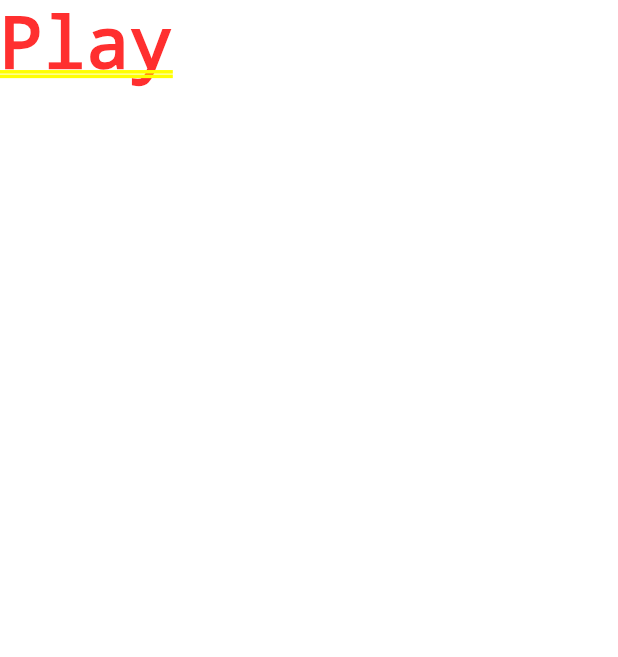
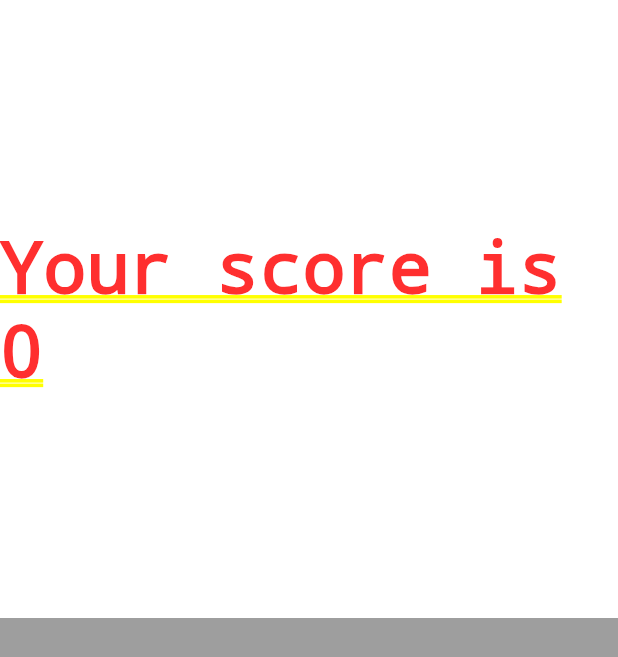
Before and after one commit to kihyeonkwon/to-the-g, a Flutter app: the screen it shows after launch, after a tap on "해볼까예?", on a phone screen of 412 x 824 dp. Shown: the top 657 px of the screen. Run offline on Flutter 3.47's test engine with Material 2 defaults, Android fonts, the phone set to English and light mode, and no system bars; our stand-ins replace animated_text_kit.

Commit message:
Add tap function

```diff
--- a/lib/screens/play.dart
+++ b/lib/screens/play.dart
@@ -1,4 +1,5 @@
 import 'package:flutter/material.dart';
+import 'dart:async';
 
 class Play extends StatefulWidget {
   static const String id = "/play";
@@ -9,10 +10,47 @@ class Play extends StatefulWidget {
 }
 
 class _PlayState extends State<Play> {
+  int score = 0;
+  var _isPlaying = false;
+  late Timer _timer;
+
+  void handleTapDown(e) {
+    score = 0;
+    _timer = Timer.periodic(Duration(milliseconds: 10), (t) {
+      setState(() {
+        score++;
+      });
+    });
+  }
+
+  void handleTapUp(e) {
+    print("hadle up");
+    _timer.cancel();
+  }
+
   @override
   Widget build(BuildContext context) {
-    return Container(
-      child: Text('Play'),
+    return SafeArea(
+      child: Container(
+        color: Colors.white,
+        child: Column(
+          children: [
+            Expanded(
+                flex: 1,
+                child: Container(
+                    alignment: Alignment.center,
+                    child: Text('Your score is $score'))),
+            Expanded(
+                flex: 1,
+                child: GestureDetector(
+                    onPanDown: handleTapDown,
+                    onPanEnd: handleTapUp,
+                    child: Container(
+                      color: Colors.grey,
+                    )))
+          ],
+        ),
+      ),
     );
   }
 }
```
